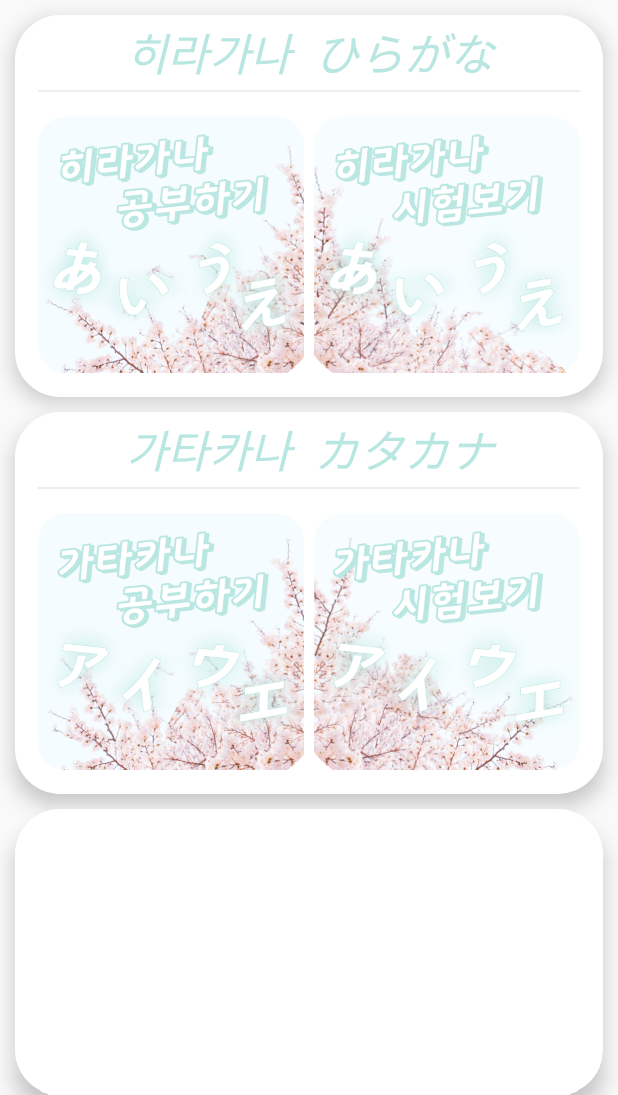
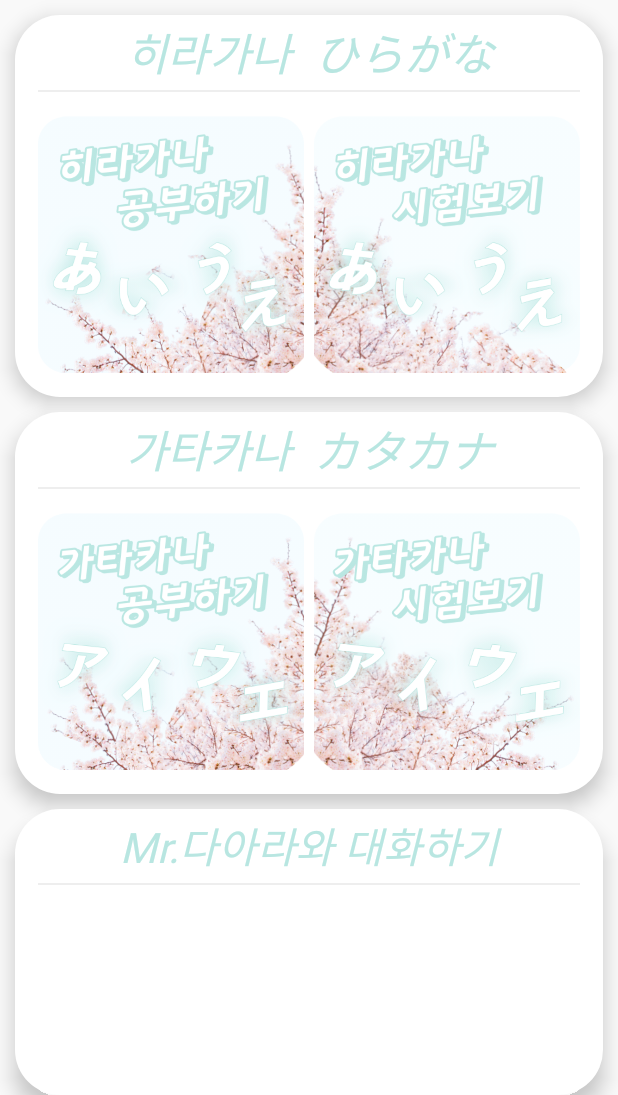
Before and after one commit to roncan1/Aragada, an Android app: the screen it shows after launch (MainActivity), on a phone screen of 412 x 824 dp, the part 141-1236 px from its top. Run offline under Robolectric (Android 15) with nearby library versions, the phone set to English and light mode, and no system bars.

Commit message:
새로운 엑티비티 생성

```diff
--- a/app/src/main/res/layout/activity_main.xml
+++ b/app/src/main/res/layout/activity_main.xml
@@ -174,7 +174,31 @@
             android:background="@drawable/round_box"
             android:elevation="8dp"
             android:orientation="vertical">
+            <TextView
+                android:layout_width="match_parent"
+                android:layout_height="match_parent"
+                android:layout_weight="2.8"
+                android:fontFamily="@font/godo"
+                android:gravity="center"
+                android:text="Mr.다아라와 대화하기"
+                android:textColor="@color/theme"
+                android:textSize="28dp"
+                android:textStyle="italic" />
 
+            <View
+                android:layout_width="match_parent"
+                android:layout_height="1dp"
+                android:layout_marginLeft="15dp"
+                android:layout_marginRight="15dp"
+                android:background="#EEEEEE" />
+
+            <LinearLayout
+                android:layout_width="match_parent"
+                android:layout_height="match_parent"
+                android:layout_weight="1"
+                android:orientation="horizontal"
+                >
+            </LinearLayout>
         </LinearLayout>
     </LinearLayout>
 
```
Also changed, not shown: app/src/main/AndroidManifest.xml (+7 -4 lines), app/src/main/java/com/portpolio/aragada/ChatBotActivity.java (added, +14 -0 lines), app/src/main/res/layout/activity_chat_bot.xml (added, +9 -0 lines).
